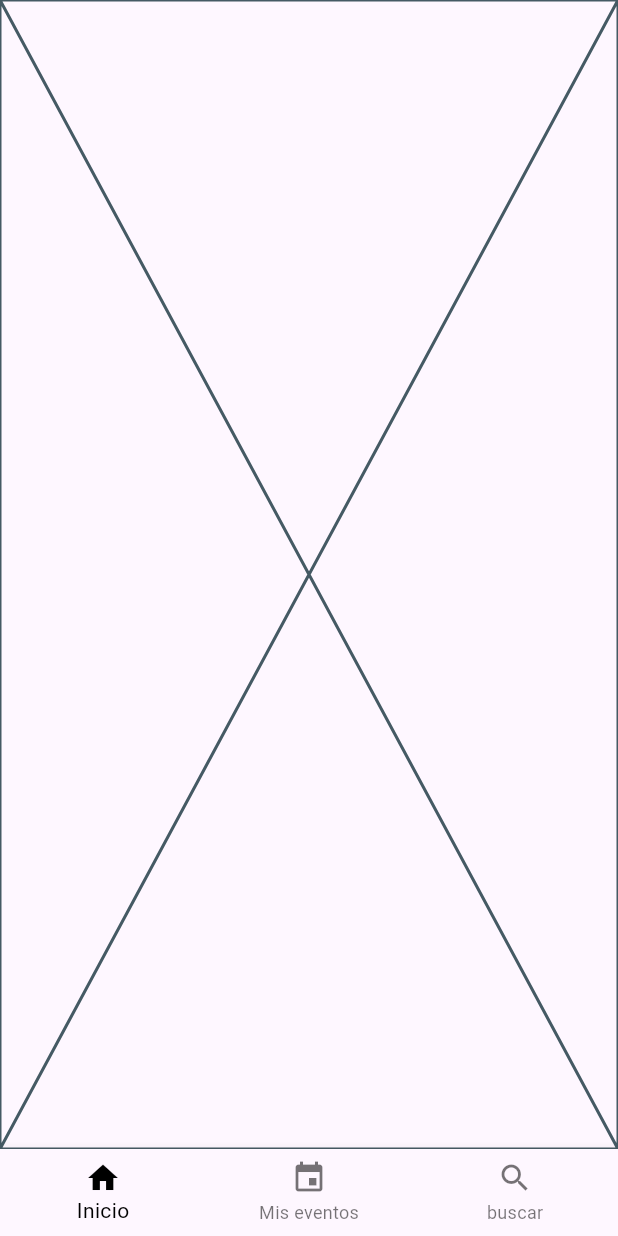
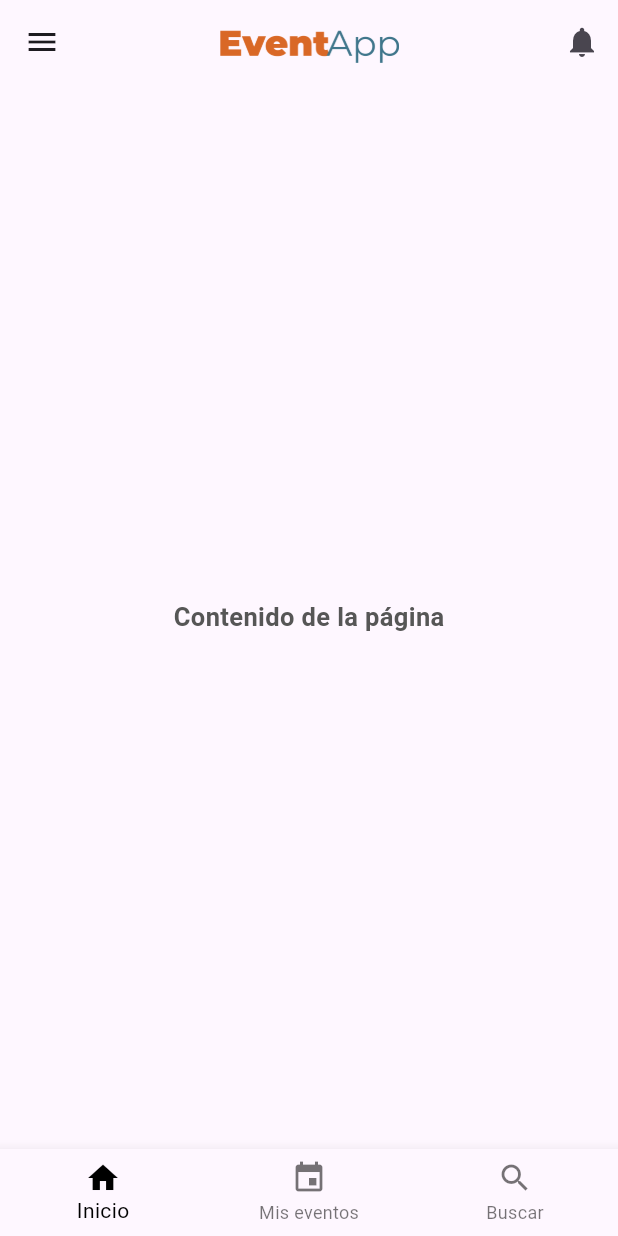
Before and after one commit to herrtiago/eventapp, a Flutter app: the HomePage screen opened directly, on a phone screen of 412 x 824 dp. Run offline on Flutter 3.47's test engine with Material 3 defaults, Android fonts, the phone set to English and light mode, and no system bars; our stand-ins replace google_fonts, image_picker, shared_preferences; accounts and stored records are empty; Roboto replaces fonts that are missing (Karla).

Commit message:
arreglo home

```diff
--- a/frontend_eventapp/lib/home.dart
+++ b/frontend_eventapp/lib/home.dart
@@ -1,32 +1,56 @@
 import 'package:flutter/material.dart';
-import 'bottom_bar.dart';
-import 'top_bar.dart';
+import 'top_bar.dart'; // Importa solo la parte superior
 
 class HomePage extends StatelessWidget {
+  final TextStyle _textStyle = TextStyle(
+    color: const Color.fromARGB(255, 86, 86, 86),
+    fontSize: 17,
+    fontWeight: FontWeight.bold,
+    fontFamily: 'Karla',
+  );
+
   @override
   Widget build(BuildContext context) {
-    return Scaffold(
-      appBar: const TopBarView(),
-      body: Column(
-        children: [
-          Expanded(
-            child: Center(
+    return Column(
+      children: [
+        Expanded(
+          child: Scaffold(
+            appBar: const TopBarView(),
+            body: Center(
               child: Column(
                 mainAxisAlignment: MainAxisAlignment.center,
                 children: [
-                  Text('Contenido de la página'),
-                  SizedBox(height: 20),
-                  Image.asset(
-                    'images/logo.png',
-                    height: 150,
+                  Text(
+                    'Contenido de la página',
+                    style: _textStyle,
                   ),
                 ],
               ),
             ),
           ),
-        ],
-      ),
-      bottomNavigationBar: const BottomBarView(),
+        ),
+        // Agrega el BottomNavigationBar aquí
+        BottomNavigationBar(
+          items: const [
+            BottomNavigationBarItem(
+              icon: Icon(Icons.home),
+              label: 'Inicio',
+            ),
+            BottomNavigationBarItem(
+              icon: Icon(Icons.event),
+              label: 'Mis eventos',
+            ),
+            BottomNavigationBarItem(
+              icon: Icon(Icons.search),
+              label: 'Buscar',
+            ),
+          ],
+          // Controla la selección del ítem
+          currentIndex: 0,
+          selectedItemColor: Colors.black,
+          onTap: (index) {},
+        ),
+      ],
     );
   }
 }
--- a/frontend_eventapp/lib/login_page.dart
+++ b/frontend_eventapp/lib/login_page.dart
@@ -2,6 +2,7 @@ import 'dart:convert';
 
 import 'package:flutter/material.dart';
 import 'package:flutter/services.dart';
+import 'package:frontend_eventapp/home.dart';
 import '/sesion.dart';
 import '/crear_evento.dart';
 import 'package:google_fonts/google_fonts.dart';
@@ -23,7 +24,7 @@ class MyApp extends StatelessWidget {
           Theme.of(context).textTheme,
         ),
       ),
-      home: LoginPage(),
+      home: HomePage(),
     );
   }
 }
--- a/frontend_eventapp/lib/top_bar.dart
+++ b/frontend_eventapp/lib/top_bar.dart
@@ -9,16 +9,23 @@ class TopBarView extends StatelessWidget implements PreferredSizeWidget {
       leading: IconButton(
         icon: Icon(Icons.menu),
         onPressed: () {
-          //menú
+          // menú
         },
       ),
-      title: Text('My App'),
+      title: SizedBox(
+        width: 120, // Ancho deseado para la imagen
+        height: kToolbarHeight, // Alto de la barra de navegación
+        child: Image.asset(
+          'images/logo.png', // Ruta de la imagen
+          fit: BoxFit.contain, // Ajustar la imagen para que quepa dentro del contenedor
+        ),
+      ),
       centerTitle: true,
       actions: [
         IconButton(
           icon: Icon(Icons.notifications),
           onPressed: () {
-            //notificaciones
+            // notificaciones
           },
         ),
       ],
```
Also changed, not shown: frontend_eventapp/lib/bottom_bar.dart (+24 -2 lines).
